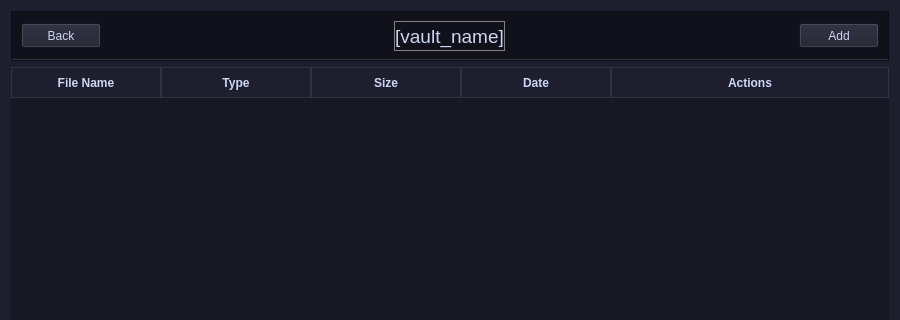
Before: the Qt Designer form SiriusVaultGUI/src/ui/vault_menu.ui in Ghospicer/SiriusVault, drawn with Qt 5; both pictures show x 0 to 900 and y 0 to 320 of the 900 by 700 pixel window.
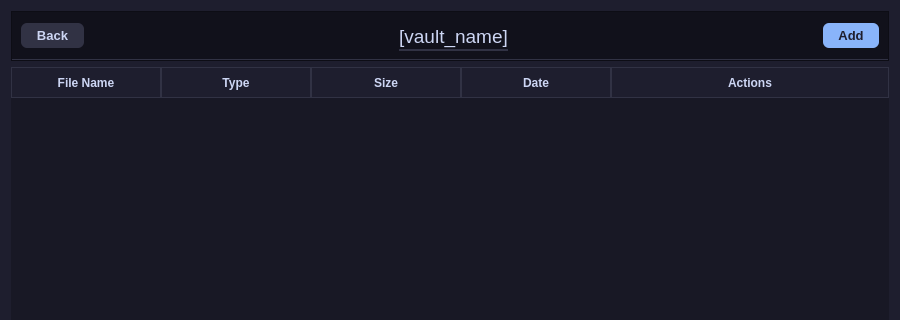
After: the same form once the commit is applied. Icons and pictures are not drawn.

Commit message:
CP: Fix and Feature
vault_menu.ui:
Fix: PoinSize Error fixed.
Fix: Back button fixed.
Fix: Add button fixed.

SiriusVaultGUI:
Feature: Session timeout can be customizable.
Fix: Session timeout setting fixed.

SiriusVaultFunctions:
Feature: Session timeout setting now saved in user.json file.

```diff
--- a/SiriusVaultGUI/src/ui/vault_menu.ui
+++ b/SiriusVaultGUI/src/ui/vault_menu.ui
@@ -65,6 +65,21 @@
         <property name="cursor">
          <cursorShape>PointingHandCursor</cursorShape>
         </property>
+        <property name="styleSheet">
+         <string notr="true">QPushButton {
+                background-color: #313244;
+                color: #cdd6f4;
+                border: none;
+                border-radius: 6px;
+                padding: 6px 15px;
+                font-weight: bold;
+                font-size: 10pt;
+            }
+            QPushButton:hover {
+                background-color: #45475a;
+                color: #f38ba8; 
+            }</string>
+        </property>
         <property name="text">
          <string>Back</string>
         </property>
@@ -104,9 +119,15 @@
         </property>
         <property name="styleSheet">
          <string notr="true">QLabel {
-	border: 1px solid gray
+	/*border: 1px solid gray*/
 }</string>
         </property>
+        <property name="frameShape">
+         <enum>QFrame::Shape::NoFrame</enum>
+        </property>
+        <property name="frameShadow">
+         <enum>QFrame::Shadow::Plain</enum>
+        </property>
         <property name="text">
          <string>[vault_name]</string>
         </property>
@@ -145,6 +166,20 @@
         <property name="cursor">
          <cursorShape>PointingHandCursor</cursorShape>
         </property>
+        <property name="styleSheet">
+         <string notr="true">QPushButton {
+                background-color: #89b4fa;
+                color: #1e1e2e;
+                border: none;
+                border-radius: 6px;
+                padding: 6px 15px;
+                font-weight: bold;
+                font-size: 10pt;
+            }
+            QPushButton:hover {
+                background-color: #b4befe; 
+            }</string>
+        </property>
         <property name="text">
          <string>Add</string>
         </property>
```
The commit also changes 2 other files.
